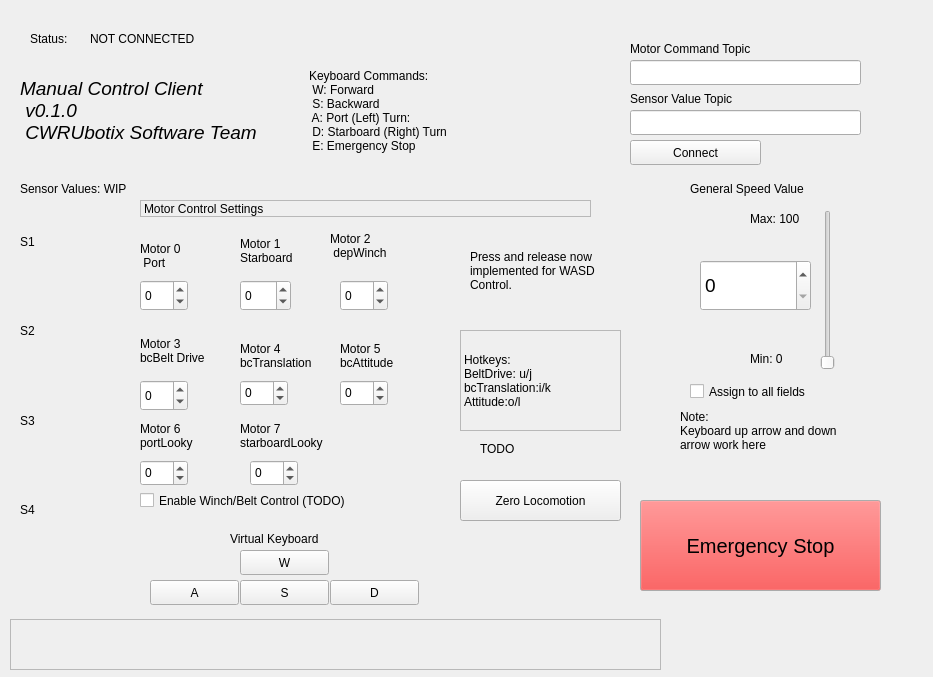
First picture: the form in client/resource/MyPlugin.ui, repository CWRUbotix/NASA-RMC-2019, before the edit.
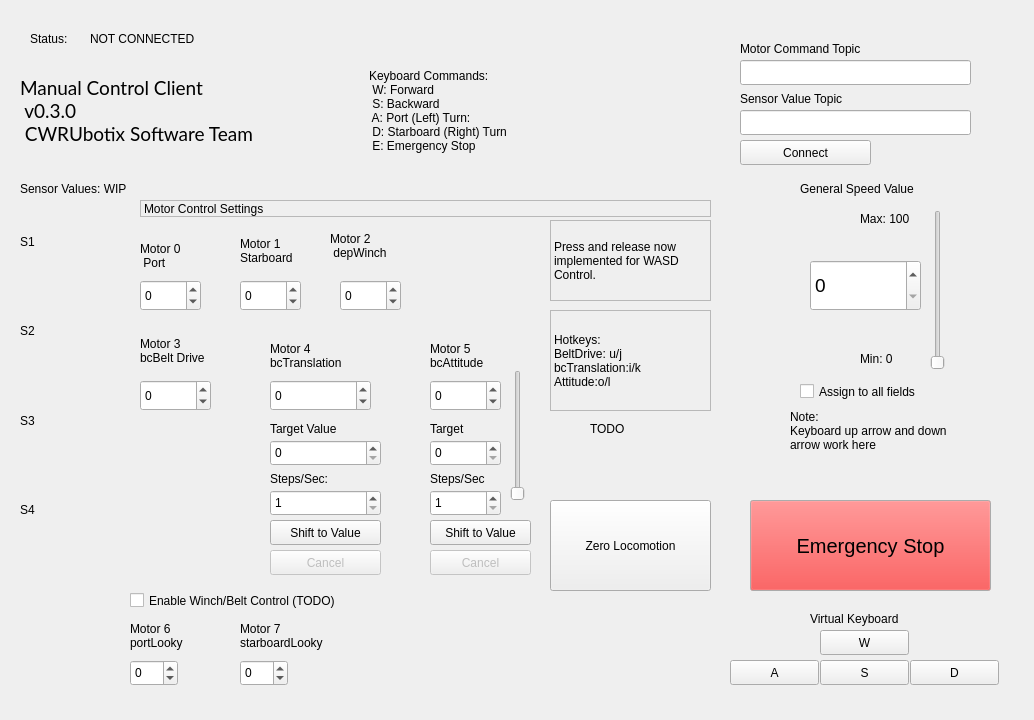
Second picture: the form after the edit.

Commit message: Using timer to increment translation value appears to work

Diff of the .ui file:
```diff
--- a/client/resource/MyPlugin.ui
+++ b/client/resource/MyPlugin.ui
@@ -6,8 +6,8 @@
    <rect>
     <x>0</x>
     <y>0</y>
-    <width>933</width>
-    <height>677</height>
+    <width>1034</width>
+    <height>720</height>
    </rect>
   </property>
   <property name="focusPolicy">
@@ -59,7 +59,7 @@
   <widget class="QPushButton" name="connect_button">
    <property name="geometry">
     <rect>
-     <x>630</x>
+     <x>740</x>
      <y>140</y>
      <width>131</width>
      <height>25</height>
@@ -74,7 +74,7 @@
     <rect>
      <x>20</x>
      <y>50</y>
-     <width>571</width>
+     <width>691</width>
      <height>121</height>
     </rect>
    </property>
@@ -83,13 +83,19 @@
      <widget class="QLabel" name="label_status2">
       <property name="font">
        <font>
+        <family>Lato</family>
         <pointsize>14</pointsize>
-        <italic>true</italic>
+        <weight>50</weight>
+        <italic>false</italic>
+        <bold>false</bold>
        </font>
       </property>
+      <property name="autoFillBackground">
+       <bool>false</bool>
+      </property>
       <property name="text">
        <string>Manual Control Client 
- v0.1.0 
+ v0.3.0 
  CWRUbotix Software Team</string>
       </property>
      </widget>
@@ -114,7 +120,7 @@
   <widget class="QSlider" name="general_speed_slider">
    <property name="geometry">
     <rect>
-     <x>820</x>
+     <x>930</x>
      <y>210</y>
      <width>16</width>
      <height>160</height>
@@ -146,7 +152,7 @@
   <widget class="QLineEdit" name="service_name_textbox">
    <property name="geometry">
     <rect>
-     <x>630</x>
+     <x>740</x>
      <y>60</y>
      <width>231</width>
      <height>25</height>
@@ -159,7 +165,7 @@
   <widget class="QPushButton" name="emergency_stop_button">
    <property name="geometry">
     <rect>
-     <x>640</x>
+     <x>750</x>
      <y>500</y>
      <width>241</width>
      <height>91</height>
@@ -278,7 +284,7 @@
   <widget class="QLabel" name="label_vertical_max">
    <property name="geometry">
     <rect>
-     <x>750</x>
+     <x>860</x>
      <y>210</y>
      <width>67</width>
      <height>17</height>
@@ -291,7 +297,7 @@
   <widget class="QLabel" name="label_vertical_min">
    <property name="geometry">
     <rect>
-     <x>750</x>
+     <x>860</x>
      <y>350</y>
      <width>67</width>
      <height>17</height>
@@ -306,7 +312,7 @@
     <rect>
      <x>140</x>
      <y>280</y>
-     <width>48</width>
+     <width>61</width>
      <height>31</height>
     </rect>
    </property>
@@ -325,7 +331,7 @@
     <rect>
      <x>240</x>
      <y>280</y>
-     <width>51</width>
+     <width>61</width>
      <height>31</height>
     </rect>
    </property>
@@ -344,7 +350,7 @@
     <rect>
      <x>340</x>
      <y>280</y>
-     <width>48</width>
+     <width>61</width>
      <height>31</height>
     </rect>
    </property>
@@ -363,7 +369,7 @@
     <rect>
      <x>140</x>
      <y>380</y>
-     <width>48</width>
+     <width>71</width>
      <height>31</height>
     </rect>
    </property>
@@ -393,7 +399,7 @@
   <widget class="QLabel" name="label_7">
    <property name="geometry">
     <rect>
-     <x>630</x>
+     <x>740</x>
      <y>40</y>
      <width>201</width>
      <height>17</height>
@@ -406,7 +412,7 @@
   <widget class="QLabel" name="label_8">
    <property name="geometry">
     <rect>
-     <x>630</x>
+     <x>740</x>
      <y>90</y>
      <width>161</width>
      <height>17</height>
@@ -419,7 +425,7 @@
   <widget class="QLineEdit" name="lineEdit">
    <property name="geometry">
     <rect>
-     <x>630</x>
+     <x>740</x>
      <y>110</y>
      <width>231</width>
      <height>25</height>
@@ -444,7 +450,7 @@
     <rect>
      <x>140</x>
      <y>200</y>
-     <width>451</width>
+     <width>571</width>
      <height>17</height>
     </rect>
    </property>
@@ -526,8 +532,8 @@
   <widget class="QPushButton" name="w_button">
    <property name="geometry">
     <rect>
-     <x>240</x>
-     <y>550</y>
+     <x>820</x>
+     <y>630</y>
      <width>89</width>
      <height>25</height>
     </rect>
@@ -539,8 +545,8 @@
   <widget class="QPushButton" name="a_button">
    <property name="geometry">
     <rect>
-     <x>150</x>
-     <y>580</y>
+     <x>730</x>
+     <y>660</y>
      <width>89</width>
      <height>25</height>
     </rect>
@@ -552,8 +558,8 @@
   <widget class="QPushButton" name="s_button">
    <property name="geometry">
     <rect>
-     <x>240</x>
-     <y>580</y>
+     <x>820</x>
+     <y>660</y>
      <width>89</width>
      <height>25</height>
     </rect>
@@ -565,8 +571,8 @@
   <widget class="QPushButton" name="d_button">
    <property name="geometry">
     <rect>
-     <x>330</x>
-     <y>580</y>
+     <x>910</x>
+     <y>660</y>
      <width>89</width>
      <height>25</height>
     </rect>
@@ -578,8 +584,8 @@
   <widget class="QLabel" name="label_11">
    <property name="geometry">
     <rect>
-     <x>230</x>
-     <y>530</y>
+     <x>810</x>
+     <y>610</y>
      <width>121</width>
      <height>17</height>
     </rect>
@@ -591,7 +597,7 @@
   <widget class="QLabel" name="label_6">
    <property name="geometry">
     <rect>
-     <x>690</x>
+     <x>800</x>
      <y>180</y>
      <width>151</width>
      <height>17</height>
@@ -604,7 +610,7 @@
   <widget class="QSpinBox" name="general_speed_spinbox">
    <property name="geometry">
     <rect>
-     <x>700</x>
+     <x>810</x>
      <y>260</y>
      <width>111</width>
      <height>51</height>
@@ -628,7 +634,7 @@
   <widget class="QLabel" name="label_12">
    <property name="geometry">
     <rect>
-     <x>240</x>
+     <x>270</x>
      <y>340</y>
      <width>91</width>
      <height>31</height>
@@ -642,10 +648,10 @@
   <widget class="QSpinBox" name="motor4_spinbox">
    <property name="geometry">
     <rect>
-     <x>240</x>
+     <x>270</x>
      <y>380</y>
-     <width>48</width>
-     <height>26</height>
+     <width>101</width>
+     <height>31</height>
     </rect>
    </property>
    <property name="focusPolicy">
@@ -655,13 +661,16 @@
     <number>-100</number>
    </property>
    <property name="maximum">
-    <number>100</number>
+    <number>800</number>
+   </property>
+   <property name="singleStep">
+    <number>10</number>
    </property>
   </widget>
   <widget class="QLabel" name="label_13">
    <property name="geometry">
     <rect>
-     <x>340</x>
+     <x>430</x>
      <y>340</y>
      <width>81</width>
      <height>31</height>
@@ -675,23 +684,23 @@
   <widget class="QSpinBox" name="motor5_spinbox">
    <property name="geometry">
     <rect>
-     <x>340</x>
+     <x>430</x>
      <y>380</y>
-     <width>48</width>
-     <height>26</height>
+     <width>71</width>
+     <height>31</height>
     </rect>
    </property>
    <property name="focusPolicy">
     <enum>Qt::NoFocus</enum>
    </property>
    <property name="minimum">
-    <number>-100</number>
+    <number>-10</number>
    </property>
   </widget>
   <widget class="QLabel" name="label_14">
    <property name="geometry">
     <rect>
-     <x>680</x>
+     <x>790</x>
      <y>400</y>
      <width>181</width>
      <height>61</height>
@@ -708,7 +717,7 @@
   <widget class="QCheckBox" name="general_assign_checkbox">
    <property name="geometry">
     <rect>
-     <x>690</x>
+     <x>800</x>
      <y>380</y>
      <width>151</width>
      <height>23</height>
@@ -724,8 +733,8 @@
   <widget class="QLabel" name="label_15">
    <property name="geometry">
     <rect>
-     <x>140</x>
-     <y>420</y>
+     <x>130</x>
+     <y>620</y>
      <width>81</width>
      <height>31</height>
     </rect>
@@ -739,7 +748,7 @@
    <property name="geometry">
     <rect>
      <x>240</x>
-     <y>420</y>
+     <y>620</y>
      <width>141</width>
      <height>31</height>
     </rect>
@@ -752,8 +761,8 @@
   <widget class="QSpinBox" name="motor6_spinbox">
    <property name="geometry">
     <rect>
-     <x>140</x>
-     <y>460</y>
+     <x>130</x>
+     <y>660</y>
      <width>48</width>
      <height>26</height>
     </rect>
@@ -768,8 +777,8 @@
   <widget class="QSpinBox" name="motor7_spinbox">
    <property name="geometry">
     <rect>
-     <x>250</x>
-     <y>460</y>
+     <x>240</x>
+     <y>660</y>
      <width>48</width>
      <height>26</height>
     </rect>
@@ -784,8 +793,8 @@
   <widget class="QLabel" name="label_17">
    <property name="geometry">
     <rect>
-     <x>460</x>
-     <y>330</y>
+     <x>550</x>
+     <y>310</y>
      <width>161</width>
      <height>101</height>
     </rect>
@@ -806,8 +815,8 @@
   <widget class="QCheckBox" name="enable_winchbelt_checkbox">
    <property name="geometry">
     <rect>
-     <x>140</x>
-     <y>490</y>
+     <x>130</x>
+     <y>590</y>
      <width>261</width>
      <height>21</height>
     </rect>
@@ -819,34 +828,11 @@
     <string>Enable Winch/Belt Control (TODO)</string>
    </property>
   </widget>
-  <widget class="QScrollArea" name="scrollArea">
-   <property name="geometry">
-    <rect>
-     <x>10</x>
-     <y>619</y>
-     <width>651</width>
-     <height>51</height>
-    </rect>
-   </property>
-   <property name="widgetResizable">
-    <bool>true</bool>
-   </property>
-   <widget class="QWidget" name="scrollAreaWidgetContents">
-    <property name="geometry">
-     <rect>
-      <x>0</x>
-      <y>0</y>
-      <width>649</width>
-      <height>49</height>
-     </rect>
-    </property>
-   </widget>
-  </widget>
   <widget class="QLabel" name="label_18">
    <property name="geometry">
     <rect>
-     <x>480</x>
-     <y>440</y>
+     <x>590</x>
+     <y>420</y>
      <width>67</width>
      <height>17</height>
     </rect>
@@ -858,12 +844,18 @@
   <widget class="QLabel" name="label_19">
    <property name="geometry">
     <rect>
-     <x>470</x>
-     <y>230</y>
-     <width>151</width>
+     <x>550</x>
+     <y>220</y>
+     <width>161</width>
      <height>81</height>
     </rect>
    </property>
+   <property name="frameShape">
+    <enum>QFrame::StyledPanel</enum>
+   </property>
+   <property name="frameShadow">
+    <enum>QFrame::Raised</enum>
+   </property>
    <property name="text">
     <string>Press and release now implemented for WASD Control.</string>
    </property>
@@ -874,16 +866,197 @@
   <widget class="QPushButton" name="zero_locomotion_button">
    <property name="geometry">
     <rect>
-     <x>460</x>
-     <y>480</y>
+     <x>550</x>
+     <y>500</y>
      <width>161</width>
-     <height>41</height>
+     <height>91</height>
     </rect>
    </property>
    <property name="text">
     <string>Zero Locomotion</string>
    </property>
   </widget>
+  <widget class="QPushButton" name="start_shift_button">
+   <property name="geometry">
+    <rect>
+     <x>270</x>
+     <y>520</y>
+     <width>111</width>
+     <height>25</height>
+    </rect>
+   </property>
+   <property name="text">
+    <string>Shift to Value</string>
+   </property>
+  </widget>
+  <widget class="QSpinBox" name="target_translate_spinbox">
+   <property name="geometry">
+    <rect>
+     <x>270</x>
+     <y>440</y>
+     <width>111</width>
+     <height>26</height>
+    </rect>
+   </property>
+   <property name="maximum">
+    <number>1780</number>
+   </property>
+  </widget>
+  <widget class="QLabel" name="label_20">
+   <property name="geometry">
+    <rect>
+     <x>270</x>
+     <y>470</y>
+     <width>141</width>
+     <height>17</height>
+    </rect>
+   </property>
+   <property name="text">
+    <string>Steps/Sec:</string>
+   </property>
+  </widget>
+  <widget class="QSpinBox" name="steps_per_sec_spinbox">
+   <property name="geometry">
+    <rect>
+     <x>270</x>
+     <y>490</y>
+     <width>111</width>
+     <height>26</height>
+    </rect>
+   </property>
+   <property name="minimum">
+    <number>1</number>
+   </property>
+   <property name="maximum">
+    <number>50</number>
+   </property>
+  </widget>
+  <widget class="QLabel" name="label_21">
+   <property name="geometry">
+    <rect>
+     <x>270</x>
+     <y>420</y>
+     <width>101</width>
+     <height>17</height>
+    </rect>
+   </property>
+   <property name="text">
+    <string>Target Value</string>
+   </property>
+  </widget>
+  <widget class="QPushButton" name="translate_cancel_button">
+   <property name="enabled">
+    <bool>false</bool>
+   </property>
+   <property name="geometry">
+    <rect>
+     <x>270</x>
+     <y>550</y>
+     <width>111</width>
+     <height>25</height>
+    </rect>
+   </property>
+   <property name="text">
+    <string>Cancel</string>
+   </property>
+   <property name="checkable">
+    <bool>false</bool>
+   </property>
+  </widget>
+  <widget class="QSlider" name="verticalSlider">
+   <property name="geometry">
+    <rect>
+     <x>510</x>
+     <y>370</y>
+     <width>16</width>
+     <height>131</height>
+    </rect>
+   </property>
+   <property name="orientation">
+    <enum>Qt::Vertical</enum>
+   </property>
+  </widget>
+  <widget class="QSpinBox" name="target_attitude_spinbox">
+   <property name="geometry">
+    <rect>
+     <x>430</x>
+     <y>440</y>
+     <width>71</width>
+     <height>26</height>
+    </rect>
+   </property>
+  </widget>
+  <widget class="QSpinBox" name="steps_attitude_spinbox">
+   <property name="geometry">
+    <rect>
+     <x>430</x>
+     <y>490</y>
+     <width>71</width>
+     <height>26</height>
+    </rect>
+   </property>
+   <property name="minimum">
+    <number>1</number>
+   </property>
+   <property name="maximum">
+    <number>30</number>
+   </property>
+  </widget>
+  <widget class="QLabel" name="label_22">
+   <property name="geometry">
+    <rect>
+     <x>430</x>
+     <y>420</y>
+     <width>67</width>
+     <height>17</height>
+    </rect>
+   </property>
+   <property name="text">
+    <string>Target</string>
+   </property>
+  </widget>
+  <widget class="QLabel" name="label_23">
+   <property name="geometry">
+    <rect>
+     <x>430</x>
+     <y>470</y>
+     <width>67</width>
+     <height>17</height>
+    </rect>
+   </property>
+   <property name="text">
+    <string>Steps/Sec</string>
+   </property>
+  </widget>
+  <widget class="QPushButton" name="attitude_shift_button">
+   <property name="geometry">
+    <rect>
+     <x>430</x>
+     <y>520</y>
+     <width>101</width>
+     <height>25</height>
+    </rect>
+   </property>
+   <property name="text">
+    <string>Shift to Value</string>
+   </property>
+  </widget>
+  <widget class="QPushButton" name="attitude_shift_cancel_button">
+   <property name="enabled">
+    <bool>false</bool>
+   </property>
+   <property name="geometry">
+    <rect>
+     <x>430</x>
+     <y>550</y>
+     <width>101</width>
+     <height>25</height>
+    </rect>
+   </property>
+   <property name="text">
+    <string>Cancel</string>
+   </property>
+  </widget>
  </widget>
  <resources/>
  <connections/>
```
Left out of the diff: 4 changed lines with no effect on the pictures. The commit also changes 2 other files.
